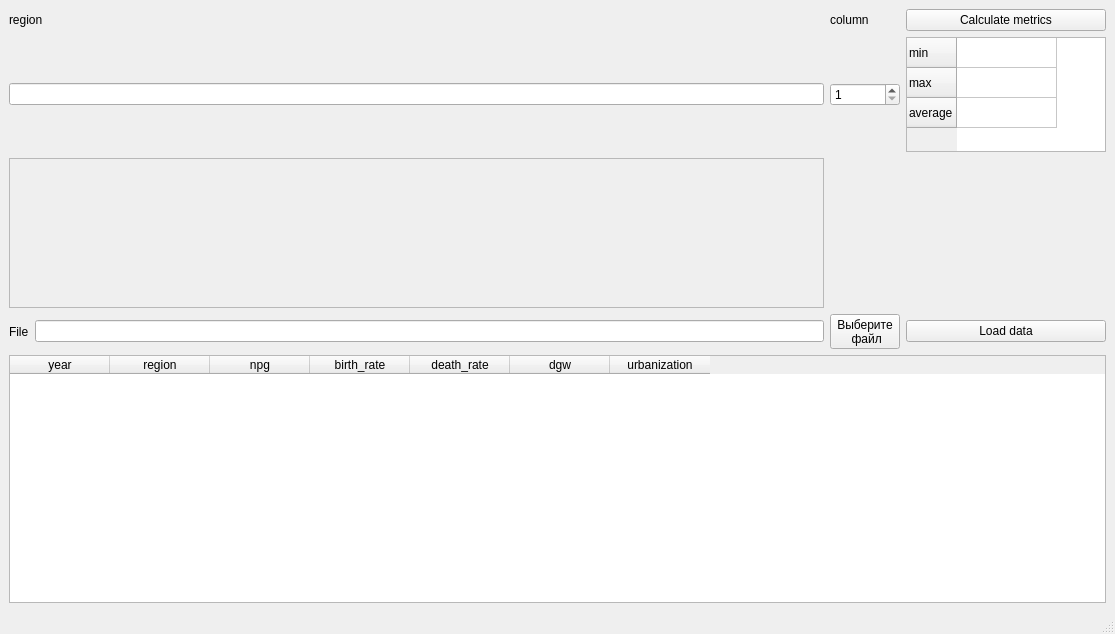
MakarenkoArtem/Labs2, file CSV/mainwindow.ui: the form before one commit.
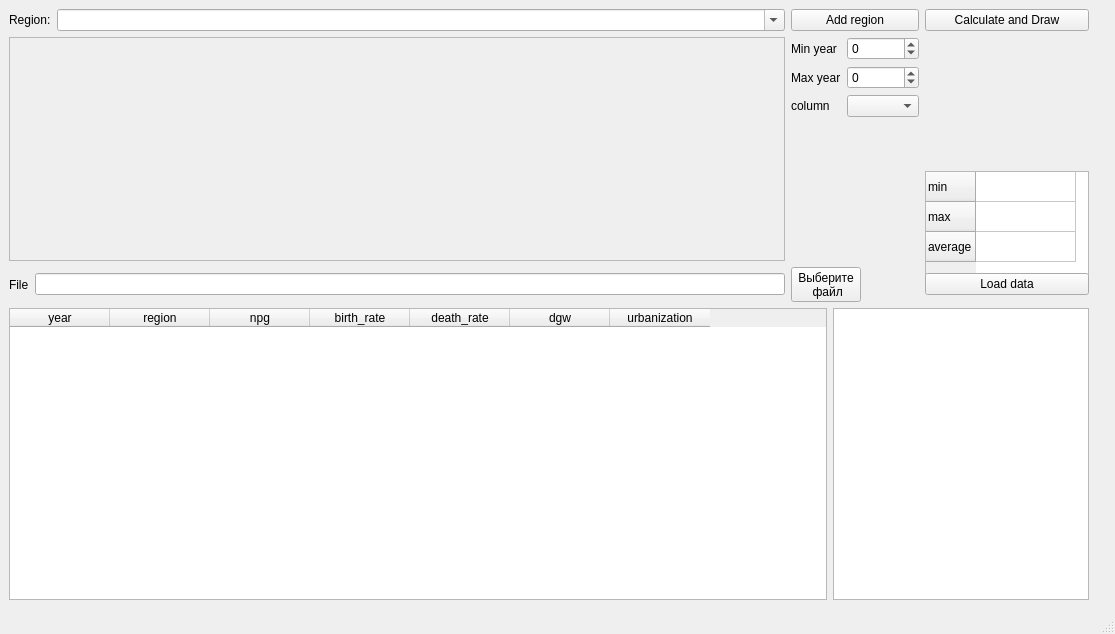
The form after the commit.

Commit message: V2.0 graphic and comboBox

```diff
--- a/CSV/mainwindow.ui
+++ b/CSV/mainwindow.ui
@@ -14,113 +14,157 @@
    <string>MainWindow</string>
   </property>
   <widget class="QWidget" name="centralwidget">
-   <layout class="QGridLayout" name="gridLayout_2">
-    <item row="0" column="0">
+   <widget class="QWidget" name="layoutWidget">
+    <property name="geometry">
+     <rect>
+      <x>9</x>
+      <y>9</y>
+      <width>1080</width>
+      <height>591</height>
+     </rect>
+    </property>
+    <layout class="QVBoxLayout" name="verticalLayout_3">
+     <property name="sizeConstraint">
+      <enum>QLayout::SetMaximumSize</enum>
+     </property>
+     <item>
      <layout class="QGridLayout" name="gridLayout">
-      <item row="0" column="0">
-       <widget class="QLabel" name="label">
-        <property name="text">
-         <string>region</string>
-        </property>
-       </widget>
-      </item>
-      <item row="0" column="1">
-       <widget class="QLabel" name="label_2">
-        <property name="text">
-         <string>column</string>
-        </property>
-       </widget>
-      </item>
-      <item row="1" column="1">
-       <layout class="QVBoxLayout" name="verticalLayout_2">
-        <item>
-         <widget class="QSpinBox" name="spinBox">
-          <property name="minimum">
-           <number>1</number>
-          </property>
-          <property name="maximum">
-           <number>7</number>
-          </property>
-         </widget>
-        </item>
-       </layout>
-      </item>
-      <item row="0" column="2">
-       <widget class="QPushButton" name="pushButton_2">
-        <property name="text">
-         <string>Calculate metrics</string>
-        </property>
-       </widget>
-      </item>
-      <item row="3" column="2">
-       <widget class="QPushButton" name="pushButton">
-        <property name="text">
-         <string>Load data</string>
-        </property>
-       </widget>
-      </item>
-      <item row="1" column="2">
-       <widget class="QTableWidget" name="tableWidget_2">
+       <property name="sizeConstraint">
+        <enum>QLayout::SetMaximumSize</enum>
+       </property>
+       <item row="2" column="0">
+        <widget class="QFrame" name="frame">
         <property name="minimumSize">
          <size>
-          <width>0</width>
-          <height>115</height>
-         </size>
-        </property>
-        <property name="maximumSize">
-         <size>
           <width>200</width>
-          <height>115</height>
-         </size>
-        </property>
-        <property name="editTriggers">
-         <set>QAbstractItemView::NoEditTriggers</set>
-        </property>
-        <property name="showGrid">
-         <bool>true</bool>
-        </property>
-        <attribute name="horizontalHeaderVisible">
-         <bool>false</bool>
-        </attribute>
-        <row>
-         <property name="text">
-          <string>min</string>
+           <height>150</height>
+          </size>
+         </property>
+         <property name="styleSheet">
+          <string notr="true"/>
+         </property>
+         <property name="frameShape">
+          <enum>QFrame::StyledPanel</enum>
+         </property>
+         <property name="frameShadow">
+          <enum>QFrame::Raised</enum>
          </property>
-        </row>
-        <row>
-         <property name="text">
-          <string>max</string>
-         </property>
-        </row>
-        <row>
-         <property name="text">
-          <string>average</string>
-         </property>
-        </row>
-        <column>
-         <property name="text">
-          <string/>
-         </property>
-        </column>
        </widget>
       </item>
       <item row="3" column="1">
        <widget class="QToolButton" name="toolButton">
+         <property name="enabled">
+          <bool>true</bool>
+         </property>
+         <property name="sizePolicy">
+          <sizepolicy hsizetype="Fixed" vsizetype="Fixed">
+           <horstretch>0</horstretch>
+           <verstretch>0</verstretch>
+          </sizepolicy>
+         </property>
         <property name="text">
          <string>Выберите
  файл</string>
         </property>
        </widget>
       </item>
+       <item row="0" column="2">
+        <widget class="QPushButton" name="pushButton_2">
+         <property name="text">
+          <string>Calculate and Draw</string>
+         </property>
+        </widget>
+       </item>
+       <item row="2" column="1">
+        <layout class="QFormLayout" name="formLayout">
+         <property name="sizeConstraint">
+          <enum>QLayout::SetMaximumSize</enum>
+         </property>
+         <item row="0" column="0">
+          <widget class="QLabel" name="label_6">
+           <property name="text">
+            <string>Min year</string>
+           </property>
+          </widget>
+         </item>
+         <item row="0" column="1">
+          <widget class="QSpinBox" name="minYear">
+           <property name="minimum">
+            <number>-10000</number>
+           </property>
+           <property name="maximum">
+            <number>10000</number>
+           </property>
+          </widget>
+         </item>
       <item row="1" column="0">
-       <layout class="QVBoxLayout" name="verticalLayout">
+          <widget class="QLabel" name="label_5">
+           <property name="text">
+            <string>Max year</string>
+           </property>
+          </widget>
+         </item>
+         <item row="1" column="1">
+          <widget class="QSpinBox" name="maxYear">
+           <property name="minimum">
+            <number>-10000</number>
+           </property>
+           <property name="maximum">
+            <number>10000</number>
+           </property>
+          </widget>
+         </item>
+         <item row="2" column="0">
+          <widget class="QLabel" name="label_2">
+           <property name="text">
+            <string>column</string>
+           </property>
+          </widget>
+         </item>
+         <item row="2" column="1">
+          <widget class="QComboBox" name="comboBox">
+           <property name="enabled">
+            <bool>true</bool>
+           </property>
+           <property name="editable">
+            <bool>false</bool>
+           </property>
+          </widget>
+         </item>
+        </layout>
+       </item>
+       <item row="0" column="0">
+        <layout class="QHBoxLayout" name="horizontalLayout_4">
+         <property name="sizeConstraint">
+          <enum>QLayout::SetMaximumSize</enum>
+         </property>
         <item>
-         <widget class="QLineEdit" name="lineEdit_2"/>
+          <widget class="QLabel" name="label">
+           <property name="text">
+            <string>Region:</string>
+           </property>
+          </widget>
+         </item>
+         <item>
+          <widget class="QComboBox" name="inputRegion">
+           <property name="sizePolicy">
+            <sizepolicy hsizetype="Expanding" vsizetype="Fixed">
+             <horstretch>0</horstretch>
+             <verstretch>0</verstretch>
+            </sizepolicy>
+           </property>
+           <property name="editable">
+            <bool>true</bool>
+           </property>
+          </widget>
         </item>
        </layout>
       </item>
       <item row="3" column="0">
        <layout class="QHBoxLayout" name="horizontalLayout">
+         <property name="sizeConstraint">
+          <enum>QLayout::SetMaximumSize</enum>
+         </property>
         <item>
          <widget class="QLabel" name="label_3">
           <property name="text">
@@ -141,7 +185,24 @@
        </layout>
       </item>
       <item row="2" column="2">
+        <layout class="QVBoxLayout" name="verticalLayout_2">
+         <property name="sizeConstraint">
+          <enum>QLayout::SetMaximumSize</enum>
+         </property>
+         <item>
        <widget class="QLabel" name="label_4">
+           <property name="sizePolicy">
+            <sizepolicy hsizetype="Minimum" vsizetype="Preferred">
+             <horstretch>0</horstretch>
+             <verstretch>0</verstretch>
+            </sizepolicy>
+           </property>
+           <property name="minimumSize">
+            <size>
+             <width>0</width>
+             <height>80</height>
+            </size>
+           </property>
         <property name="maximumSize">
          <size>
           <width>16777215</width>
@@ -153,29 +214,88 @@
         </property>
        </widget>
       </item>
-      <item row="2" column="0">
-       <widget class="QFrame" name="frame">
+         <item>
+          <widget class="QTableWidget" name="tableWidget_2">
+           <property name="sizePolicy">
+            <sizepolicy hsizetype="Minimum" vsizetype="Expanding">
+             <horstretch>0</horstretch>
+             <verstretch>0</verstretch>
+            </sizepolicy>
+           </property>
         <property name="minimumSize">
          <size>
-          <width>200</width>
-          <height>150</height>
-         </size>
-        </property>
-        <property name="styleSheet">
-         <string notr="true"/>
-        </property>
-        <property name="frameShape">
-         <enum>QFrame::StyledPanel</enum>
-        </property>
-        <property name="frameShadow">
-         <enum>QFrame::Raised</enum>
-        </property>
+             <width>0</width>
+             <height>115</height>
+            </size>
+           </property>
+           <property name="maximumSize">
+            <size>
+             <width>164</width>
+             <height>65</height>
+            </size>
+           </property>
+           <property name="editTriggers">
+            <set>QAbstractItemView::NoEditTriggers</set>
+           </property>
+           <property name="showGrid">
+            <bool>true</bool>
+           </property>
+           <attribute name="horizontalHeaderVisible">
+            <bool>false</bool>
+           </attribute>
+           <row>
+            <property name="text">
+             <string>min</string>
+            </property>
+           </row>
+           <row>
+            <property name="text">
+             <string>max</string>
+            </property>
+           </row>
+           <row>
+            <property name="text">
+             <string>average</string>
+            </property>
+           </row>
+           <column>
+            <property name="text">
+             <string/>
+            </property>
+           </column>
        </widget>
       </item>
      </layout>
     </item>
-    <item row="1" column="0">
+       <item row="3" column="2">
+        <widget class="QPushButton" name="pushButton">
+         <property name="text">
+          <string>Load data</string>
+         </property>
+        </widget>
+       </item>
+       <item row="0" column="1">
+        <widget class="QPushButton" name="addRegion">
+         <property name="text">
+          <string>Add region</string>
+         </property>
+        </widget>
+       </item>
+      </layout>
+     </item>
+     <item>
+      <layout class="QHBoxLayout" name="horizontalLayout_5">
+       <property name="sizeConstraint">
+        <enum>QLayout::SetMaximumSize</enum>
+       </property>
+       <item>
      <widget class="QTableWidget" name="tableWidget">
+         <property name="minimumSize">
+          <size>
+           <width>0</width>
+           <height>0</height>
+          </size>
+         </property>
       <property name="editTriggers">
        <set>QAbstractItemView::NoEditTriggers</set>
       </property>
@@ -216,7 +336,30 @@
       </column>
      </widget>
     </item>
-   </layout>
+       <item>
+        <widget class="QListWidget" name="listWidget">
+         <property name="sizePolicy">
+          <sizepolicy hsizetype="Minimum" vsizetype="Expanding">
+           <horstretch>0</horstretch>
+           <verstretch>0</verstretch>
+          </sizepolicy>
+         </property>
+         <property name="editTriggers">
+          <set>QAbstractItemView::AnyKeyPressed|QAbstractItemView::DoubleClicked|QAbstractItemView::EditKeyPressed</set>
+         </property>
+        </widget>
+       </item>
+      </layout>
+     </item>
+     <item>
+      <layout class="QHBoxLayout" name="horizontalLayout_3">
+       <property name="sizeConstraint">
+        <enum>QLayout::SetMaximumSize</enum>
+       </property>
+      </layout>
+     </item>
+    </layout>
+   </widget>
   </widget>
   <widget class="QMenuBar" name="menubar">
    <property name="geometry">
```
Left out of the diff: 2 changed lines with no effect on the pictures. Lines whose indentation alone changed are shown as unchanged. The commit also changes 16 other files.
